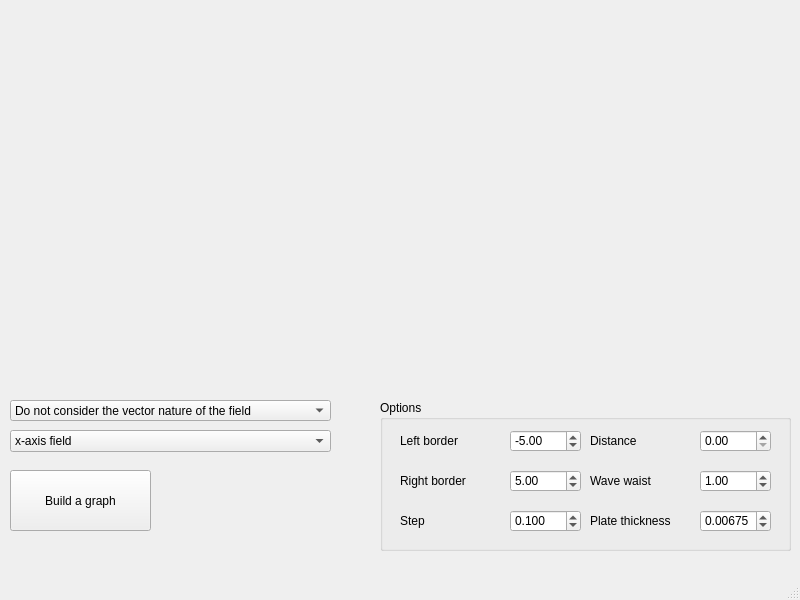
Above: main_window.ui from Kanegend39/Practice_2 before the change. Below: the same form after it.
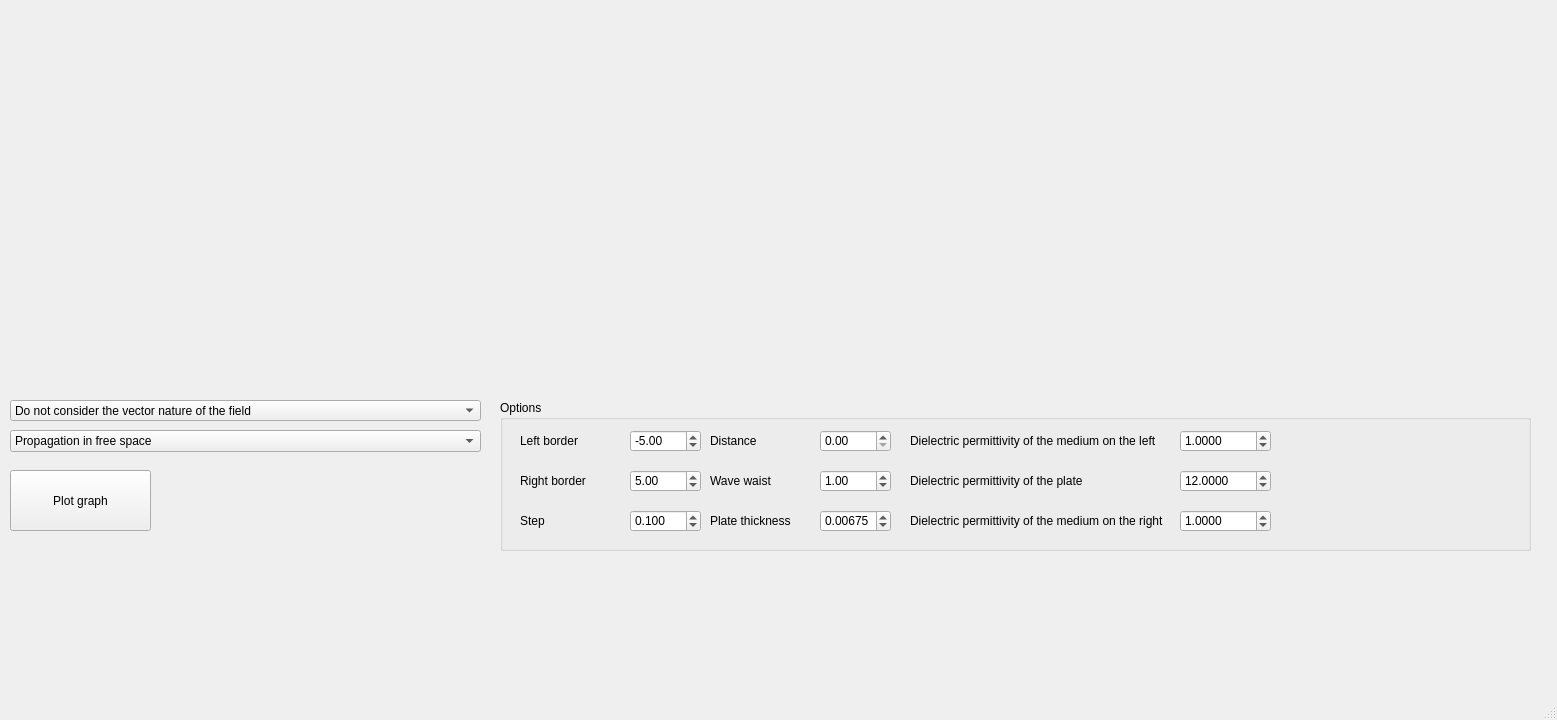
That is the form after the change.

Patch:
```diff
--- a/main_window.ui
+++ b/main_window.ui
@@ -6,8 +6,8 @@
    <rect>
     <x>0</x>
     <y>0</y>
-    <width>800</width>
-    <height>600</height>
+    <width>1557</width>
+    <height>720</height>
    </rect>
   </property>
   <property name="windowTitle">
@@ -19,7 +19,7 @@
      <rect>
       <x>0</x>
       <y>0</y>
-      <width>801</width>
+      <width>501</width>
       <height>391</height>
      </rect>
     </property>
@@ -44,7 +44,7 @@
      <rect>
       <x>10</x>
       <y>400</y>
-      <width>321</width>
+      <width>471</width>
       <height>21</height>
      </rect>
     </property>
@@ -62,9 +62,9 @@
    <widget class="QGroupBox" name="groupBox">
     <property name="geometry">
      <rect>
-      <x>380</x>
+      <x>500</x>
       <y>400</y>
-      <width>411</width>
+      <width>1031</width>
       <height>151</height>
      </rect>
     </property>
@@ -95,7 +95,7 @@
       <rect>
        <x>20</x>
        <y>30</y>
-       <width>121</width>
+       <width>101</width>
        <height>21</height>
       </rect>
      </property>
@@ -124,7 +124,7 @@
       <rect>
        <x>20</x>
        <y>70</y>
-       <width>121</width>
+       <width>101</width>
        <height>21</height>
       </rect>
      </property>
@@ -162,7 +162,7 @@
       <rect>
        <x>20</x>
        <y>110</y>
-       <width>121</width>
+       <width>101</width>
        <height>21</height>
       </rect>
      </property>
@@ -175,7 +175,7 @@
       <rect>
        <x>210</x>
        <y>30</y>
-       <width>131</width>
+       <width>101</width>
        <height>21</height>
       </rect>
      </property>
@@ -226,7 +226,7 @@
       <rect>
        <x>210</x>
        <y>70</y>
-       <width>131</width>
+       <width>101</width>
        <height>21</height>
       </rect>
      </property>
@@ -239,7 +239,7 @@
       <rect>
        <x>210</x>
        <y>110</y>
-       <width>131</width>
+       <width>101</width>
        <height>21</height>
       </rect>
      </property>
@@ -272,29 +272,115 @@
       <double>0.006750000000000</double>
      </property>
     </widget>
+    <widget class="QLabel" name="label_7">
+     <property name="geometry">
+      <rect>
+       <x>410</x>
+       <y>30</y>
+       <width>261</width>
+       <height>21</height>
+      </rect>
+     </property>
+     <property name="text">
+      <string>Dielectric permittivity of the medium on the left</string>
+     </property>
+    </widget>
+    <widget class="QLabel" name="label_8">
+     <property name="geometry">
+      <rect>
+       <x>410</x>
+       <y>70</y>
+       <width>261</width>
+       <height>21</height>
+      </rect>
+     </property>
+     <property name="text">
+      <string>Dielectric permittivity of the plate</string>
+     </property>
+    </widget>
+    <widget class="QLabel" name="label_9">
+     <property name="geometry">
+      <rect>
+       <x>410</x>
+       <y>110</y>
+       <width>261</width>
+       <height>21</height>
+      </rect>
+     </property>
+     <property name="text">
+      <string>Dielectric permittivity of the medium on the right</string>
+     </property>
+    </widget>
+    <widget class="QDoubleSpinBox" name="epsilon_1">
+     <property name="geometry">
+      <rect>
+       <x>680</x>
+       <y>30</y>
+       <width>91</width>
+       <height>22</height>
+      </rect>
+     </property>
+     <property name="decimals">
+      <number>4</number>
+     </property>
+     <property name="minimum">
+      <double>0.000000000000000</double>
+     </property>
+     <property name="value">
+      <double>1.000000000000000</double>
+     </property>
+    </widget>
+    <widget class="QDoubleSpinBox" name="epsilon_2">
+     <property name="geometry">
+      <rect>
+       <x>680</x>
+       <y>70</y>
+       <width>91</width>
+       <height>22</height>
+      </rect>
+     </property>
+     <property name="decimals">
+      <number>4</number>
+     </property>
+     <property name="minimum">
+      <double>0.000000000000000</double>
+     </property>
+     <property name="value">
+      <double>12.000000000000000</double>
+     </property>
+    </widget>
+    <widget class="QDoubleSpinBox" name="epsilon_3">
+     <property name="geometry">
+      <rect>
+       <x>680</x>
+       <y>110</y>
+       <width>91</width>
+       <height>22</height>
+      </rect>
+     </property>
+     <property name="decimals">
+      <number>4</number>
+     </property>
+     <property name="minimum">
+      <double>0.000000000000000</double>
+     </property>
+     <property name="value">
+      <double>1.000000000000000</double>
+     </property>
+    </widget>
    </widget>
    <widget class="QComboBox" name="graph_axis">
     <property name="geometry">
      <rect>
       <x>10</x>
       <y>430</y>
-      <width>321</width>
+      <width>471</width>
       <height>22</height>
      </rect>
     </property>
     <item>
      <property name="text">
-      <string>x-axis field</string>
-     </property>
-    </item>
-    <item>
-     <property name="text">
-      <string>y-axis field</string>
-     </property>
-    </item>
-    <item>
-     <property name="text">
-      <string>z-axis field</string>
+      <string>Propagation in free space</string>
      </property>
     </item>
    </widget>
@@ -308,9 +394,39 @@
      </rect>
     </property>
     <property name="text">
-     <string>Build a graph</string>
+     <string>Plot graph</string>
     </property>
    </widget>
+   <widget class="QWidget" name="verticalLayoutWidget_2">
+    <property name="geometry">
+     <rect>
+      <x>510</x>
+      <y>0</y>
+      <width>501</width>
+      <height>391</height>
+     </rect>
+    </property>
+    <layout class="QVBoxLayout" name="form_for_graph_2">
+     <item>
+      <layout class="QVBoxLayout" name="form_for_tools_2"/>
+     </item>
+    </layout>
+   </widget>
+   <widget class="QWidget" name="verticalLayoutWidget_4">
+    <property name="geometry">
+     <rect>
+      <x>1020</x>
+      <y>0</y>
+      <width>511</width>
+      <height>391</height>
+     </rect>
+    </property>
+    <layout class="QVBoxLayout" name="form_for_graph_3">
+     <item>
+      <layout class="QVBoxLayout" name="form_for_tools_3"/>
+     </item>
+    </layout>
+   </widget>
   </widget>
   <widget class="QMenuBar" name="menubar">
    <property name="geometry">
```
Left out of the diff: 6 changed lines with no effect on the pictures.
